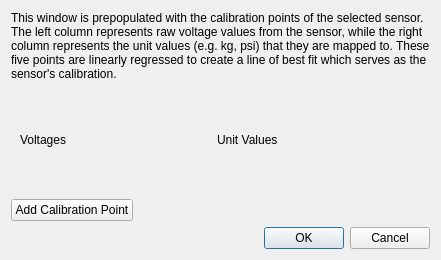
First picture: the form in src/L4/ui/RecalibrationWindow.ui, repository vedangnaik/Carina-mirror, before the edit.
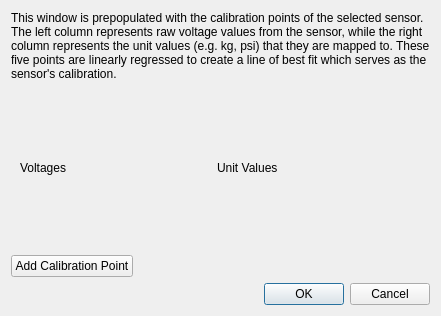
Second picture: the form after the edit.

Commit message: Attempted to fix some layout issues with RecalibrationWindow

Patch:
```diff
--- a/src/L4/ui/RecalibrationWindow.ui
+++ b/src/L4/ui/RecalibrationWindow.ui
@@ -7,9 +7,15 @@
     <x>0</x>
     <y>0</y>
     <width>441</width>
-    <height>260</height>
+    <height>316</height>
    </rect>
   </property>
+  <property name="sizePolicy">
+   <sizepolicy hsizetype="Ignored" vsizetype="Ignored">
+    <horstretch>0</horstretch>
+    <verstretch>0</verstretch>
+   </sizepolicy>
+  </property>
   <property name="windowTitle">
    <string>Sensor Recalibration</string>
   </property>
@@ -36,7 +42,7 @@
       <item row="0" column="1">
        <widget class="QLabel" name="label_2">
         <property name="sizePolicy">
-         <sizepolicy hsizetype="Minimum" vsizetype="Preferred">
+         <sizepolicy hsizetype="Minimum" vsizetype="Fixed">
           <horstretch>0</horstretch>
           <verstretch>0</verstretch>
          </sizepolicy>
@@ -49,7 +55,7 @@
       <item row="0" column="0">
        <widget class="QLabel" name="label">
         <property name="sizePolicy">
-         <sizepolicy hsizetype="Minimum" vsizetype="Preferred">
+         <sizepolicy hsizetype="Minimum" vsizetype="Fixed">
           <horstretch>0</horstretch>
           <verstretch>0</verstretch>
          </sizepolicy>
@@ -62,7 +68,7 @@
       <item row="0" column="2">
        <widget class="QLabel" name="label_4">
         <property name="sizePolicy">
-         <sizepolicy hsizetype="Maximum" vsizetype="Preferred">
+         <sizepolicy hsizetype="Maximum" vsizetype="Fixed">
           <horstretch>0</horstretch>
           <verstretch>0</verstretch>
          </sizepolicy>
```
